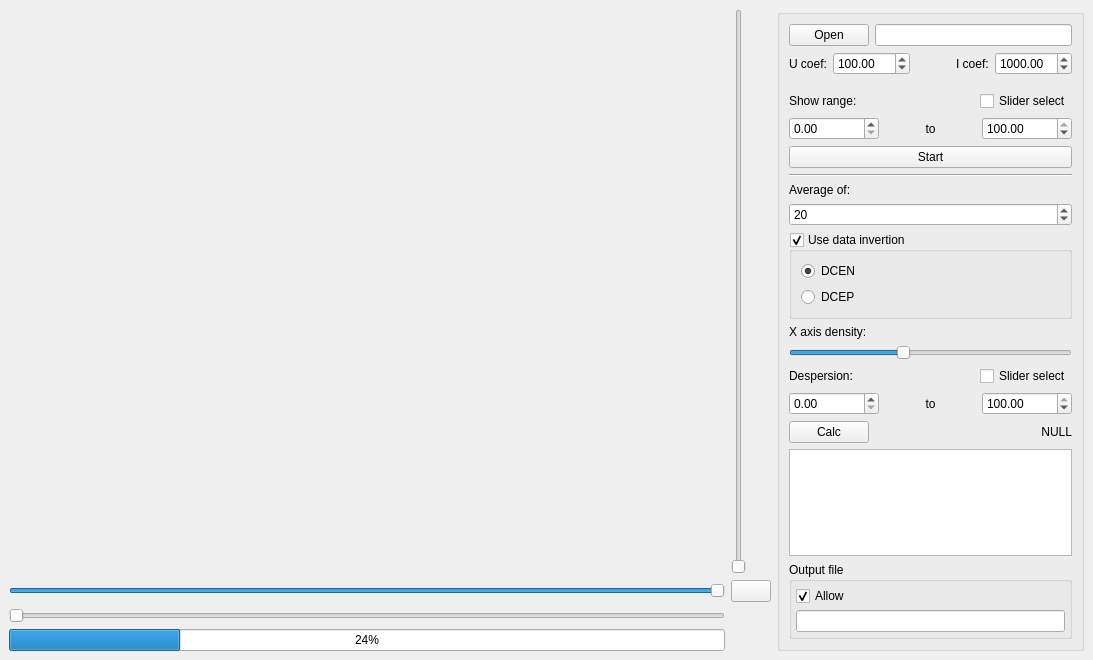
Qt form window.ui (romcsmv/Rasp) before a commit.
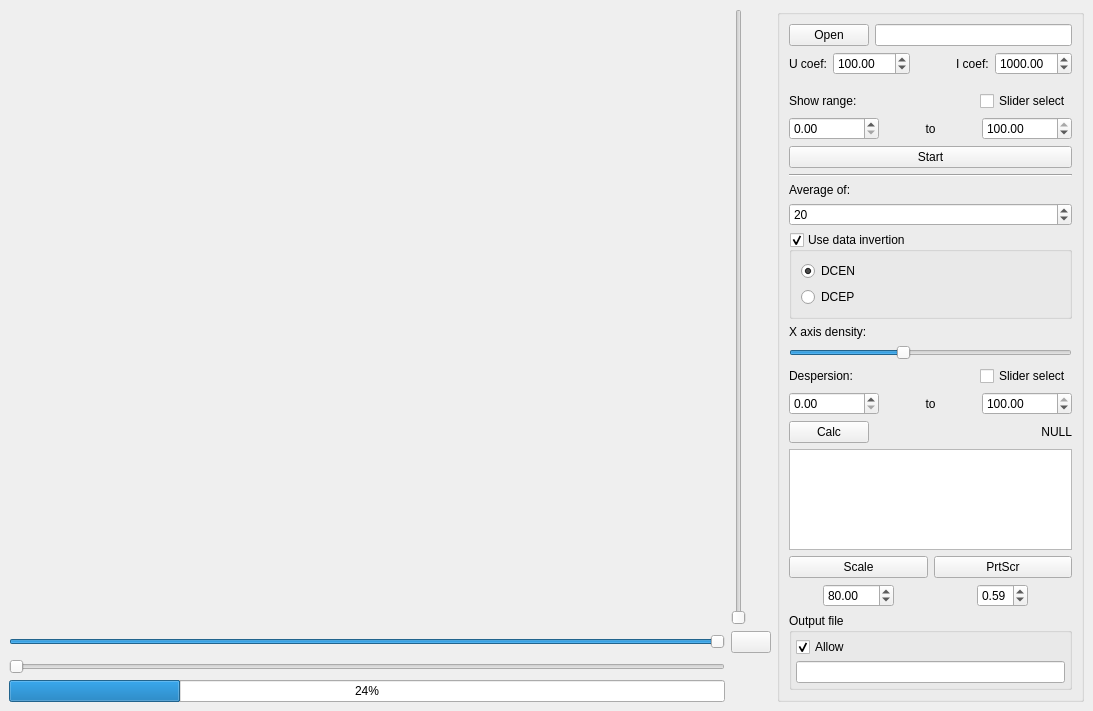
The same form after that commit. Custom widgets are drawn as their Qt base class.

Commit message: improvements for screenshoot making

Diff of the .ui file:
```diff
--- a/window.ui
+++ b/window.ui
@@ -7,7 +7,7 @@
     <x>0</x>
     <y>0</y>
     <width>1093</width>
-    <height>660</height>
+    <height>711</height>
    </rect>
   </property>
   <property name="windowTitle">
@@ -482,6 +482,70 @@
          </property>
         </spacer>
        </item>
+       <item>
+        <layout class="QHBoxLayout" name="horizontalLayout_9">
+         <property name="bottomMargin">
+          <number>0</number>
+         </property>
+         <item>
+          <layout class="QVBoxLayout" name="verticalLayout_5">
+           <item>
+            <widget class="QPushButton" name="btn_scale">
+             <property name="text">
+              <string>Scale</string>
+             </property>
+            </widget>
+           </item>
+           <item alignment="Qt::AlignHCenter">
+            <widget class="QDoubleSpinBox" name="spin_set_scale">
+             <property name="minimum">
+              <double>1.000000000000000</double>
+             </property>
+             <property name="maximum">
+              <double>1000.000000000000000</double>
+             </property>
+             <property name="singleStep">
+              <double>5.000000000000000</double>
+             </property>
+             <property name="value">
+              <double>80.000000000000000</double>
+             </property>
+            </widget>
+           </item>
+          </layout>
+         </item>
+         <item>
+          <layout class="QVBoxLayout" name="verticalLayout_4">
+           <property name="rightMargin">
+            <number>0</number>
+           </property>
+           <property name="bottomMargin">
+            <number>0</number>
+           </property>
+           <item>
+            <widget class="QPushButton" name="btn_prt_scr">
+             <property name="text">
+              <string>PrtScr</string>
+             </property>
+            </widget>
+           </item>
+           <item alignment="Qt::AlignHCenter">
+            <widget class="QDoubleSpinBox" name="spin_prt_scr_part">
+             <property name="maximum">
+              <double>1.000000000000000</double>
+             </property>
+             <property name="singleStep">
+              <double>0.100000000000000</double>
+             </property>
+             <property name="value">
+              <double>0.590000000000000</double>
+             </property>
+            </widget>
+           </item>
+          </layout>
+         </item>
+        </layout>
+       </item>
        <item>
         <widget class="QGroupBox" name="groupBox_2">
          <property name="title">
```
Left out of the diff: 6 changed lines with no effect on the pictures. The commit also changes 2 other files.
